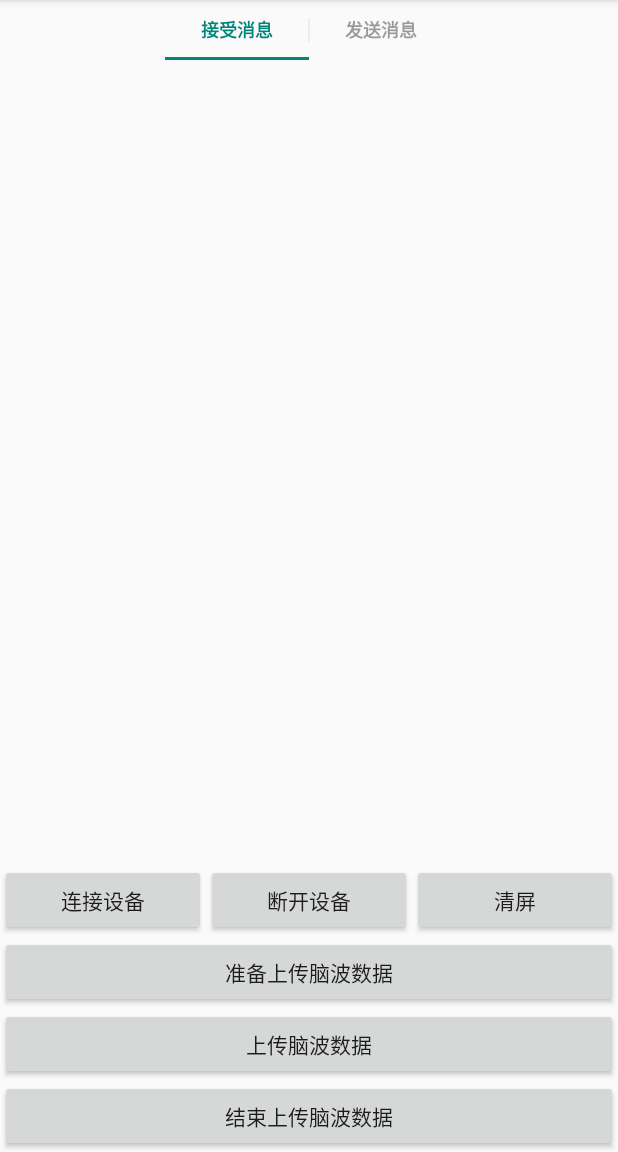
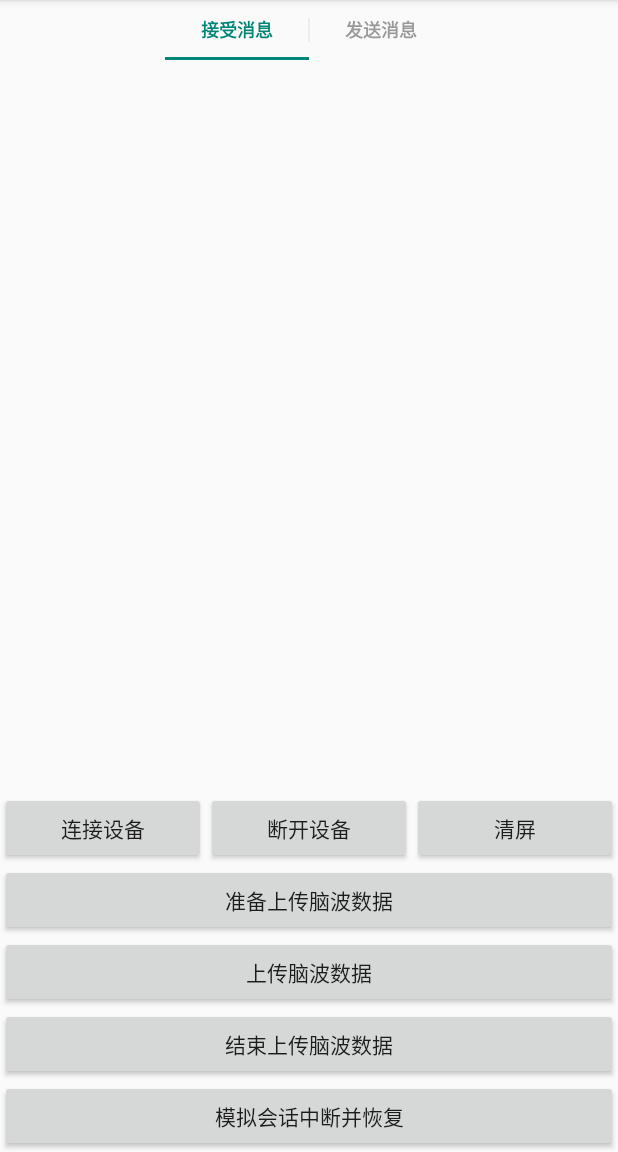
Before and after one commit to Entertech/Enter-AffectiveCloud-Android-SDK, an Android app: the screen it shows after launch (MainActivity), on a phone screen of 412 x 824 dp, the part 84-1236 px from its top. Run offline under Robolectric (Android 15) with nearby library versions, the phone set to English and light mode, and no system bars; libraries missing offline, so code that uses them is left out: cn.entertech.ble, com.orhanobut.logger; network calls fail; 1 statement that could not run was skipped.

Commit message:
增加会话中断恢复

```diff
--- a/app/src/main/java/cn/entertech/biomoduledemo/SocketManager.kt
+++ b/app/src/main/java/cn/entertech/biomoduledemo/SocketManager.kt
@@ -10,7 +10,8 @@ import java.net.Socket
 
 class SocketManager() {
     var mBrainDataSocket: Socket? = null
-    val SOCKET_ADDRESS: String = "api.affectivecloud.com"
+//    val SOCKET_ADDRESS: String = "api.affectivecloud.com"
+    val SOCKET_ADDRESS: String = "test.affectivecloud.com"
     val BRAIN_DATA_SOCKET_PORT: Int = 8080
     var handlerThread: HandlerThread
     var handler: Handler
@@ -41,16 +42,22 @@ class SocketManager() {
     }
 
     fun connectBrainDataSocket() {
+        connectBrainDataSocket(null)
+    }
+
+    fun connectBrainDataSocket(connectSuccess:(()->Unit)?) {
         Thread(Runnable {
             mBrainDataSocket = Socket()
             mBrainDataSocket?.connect(InetSocketAddress(SOCKET_ADDRESS, BRAIN_DATA_SOCKET_PORT))
             Logger.d("socket connect state: " + mBrainDataSocket?.isConnected)
+            if (mBrainDataSocket!!.isConnected){
+                connectSuccess?.invoke()
+            }
             inputStream = mBrainDataSocket?.getInputStream()
             bufferedReader = BufferedReader(InputStreamReader(inputStream))
             isRead = true
             readMessageFromServer()
         }).start()
-
     }
 
     private var isRead = false
@@ -59,6 +66,7 @@ class SocketManager() {
     }
 
     fun readMessageFromServer() {
+        try {
             while (isRead) {
                 var result = bufferedReader?.readLine()
                 if (result != null) {
@@ -67,6 +75,9 @@ class SocketManager() {
                     }
                     Logger.d("receive data from server: $result")
                 }
+            }
+        }catch (e:Exception){
+           e.printStackTrace()
         }
     }
 
@@ -96,7 +107,9 @@ class SocketManager() {
 
 
     fun disconnectBrainSocket() {
+        mBrainDataSocket?.shutdownInput()
         mBrainDataSocket?.close()
+
     }
 
 }
--- a/app/src/main/res/layout/activity_main.xml
+++ b/app/src/main/res/layout/activity_main.xml
@@ -62,5 +62,12 @@
 	        android:onClick="finish"
 	/>
 
+	<Button android:layout_width="match_parent"
+			android:layout_height="wrap_content"
+			android:text="模拟会话中断并恢复"
+			android:onClick="restore"
+	/>
+
+
 
 </LinearLayout>
```
Also changed, not shown: app/src/main/java/cn/entertech/biomoduledemo/DataEntity.java (+9 -0 lines), app/src/main/java/cn/entertech/biomoduledemo/MainActivity.kt (+28 -8 lines), app/src/main/java/cn/entertech/biomoduledemo/StartResponse.java (added, +30 -0 lines), 3 other files. Lines whose indentation alone changed are shown as unchanged.
